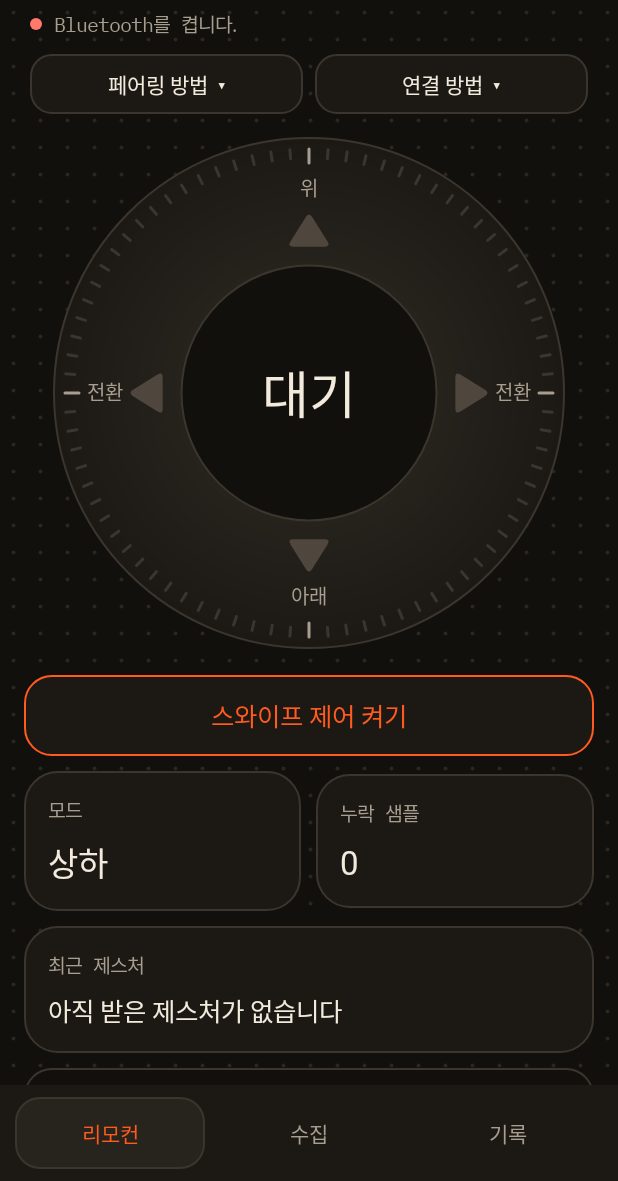
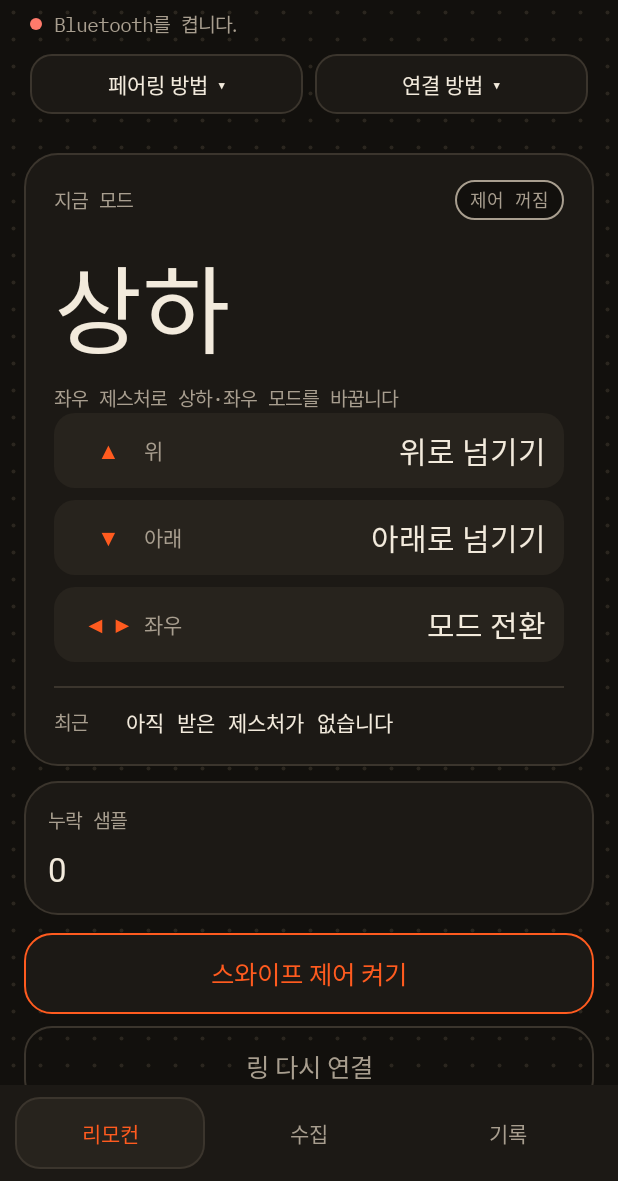
Before and after one commit to HINTRingPilot/RingPilot, an Android app: the screen it shows after launch (MainActivity), on a phone screen of 412 x 824 dp, the part 55-1236 px from its top. Run offline under Robolectric (Android 15) with nearby library versions, the phone set to English and light mode, and no system bars; Roboto replaces fonts that are not available here; 3 statements that could not run were skipped.

Commit message:
Fit the remote screen on one page: drop the dial for a mode card with a gesture map
Co-Authored-By: Claude Opus 5.5 <noreply@anthropic.com>

```diff
--- a/android/app/src/main/java/com/hintringpilot/ringpilot/MainActivity.java
+++ b/android/app/src/main/java/com/hintringpilot/ringpilot/MainActivity.java
@@ -92,6 +92,9 @@ public final class MainActivity extends Activity {
     private TextView missingView;
     private TextView modeView;
     private TextView lastGestureView;
+    private TextView controlView;                       // 리모컨 화면의 제어 상태(제어 중·꺼짐·접근성 필요)
+    private final LinearLayout[] mapRows = new LinearLayout[3];   // 위, 아래, 좌우
+    private final TextView[] mapActions = new TextView[3];
     private View statusDot;
     private int statusDotColor = 0;
     private ScrollView scrollView;
@@ -214,7 +217,11 @@ public final class MainActivity extends Activity {
         pages[0] = createRemotePage();
         pages[1] = createCollectPage();
         pages[2] = createLogPage();
-        for (View page : pages) content.addView(page, matchWidth(16));
+        LinearLayout.LayoutParams fill = new LinearLayout.LayoutParams(ViewGroup.LayoutParams.MATCH_PARENT, 0, 1f);
+        fill.topMargin = dp(12);
+        content.addView(pages[0], fill);  // 리모컨 화면은 남은 높이를 채워 스크롤 없이 한 화면에 든다
+        content.addView(pages[1], matchWidth(16));
+        content.addView(pages[2], matchWidth(16));
 
         scrollView = new ScrollView(this);
         scrollView.setFillViewport(true);
@@ -367,31 +374,119 @@ public final class MainActivity extends Activity {
         return bar;
     }
 
-    /** 평소 쓰는 화면. 스와이프 제어와 지금 상태만 둔다. */
+    /** 평소 쓰는 화면. 지금 모드에서 각 제스처가 하는 일을 크게 보이고, 제스처가 오면 그 줄이 빛난다. */
     private View createRemotePage() {
         LinearLayout page = Ui.column(this);
 
-        swipeButton = Ui.button(this, "스와이프 제어 켜기", Ui.Style.ACCENT_LINE, v -> toggleSwipeControl());
-        page.addView(swipeButton, matchWidth(0));
+        LinearLayout hero = Ui.card(this);
+        hero.setPadding(dp(20), dp(18), dp(20), dp(18));
+        LinearLayout head = Ui.row(this);
+        head.addView(Ui.label(this, "지금 모드"), new LinearLayout.LayoutParams(0, ViewGroup.LayoutParams.WRAP_CONTENT, 1f));
+        controlView = new TextView(this);
+        controlView.setTextSize(12);
+        controlView.setTypeface(Ui.BODY);
+        controlView.setPadding(dp(10), dp(4), dp(10), dp(4));
+        head.addView(controlView);
+        hero.addView(head, matchWidth(0));
 
-        LinearLayout tiles = Ui.row(this);
-        tiles.setBaselineAligned(false);
-        modeView = Ui.readout(this, 22);
+        modeView = Ui.readout(this, 64);
         modeView.setText("상하");
-        tiles.addView(Ui.tile(this, "모드", modeView), weight(0));
+        modeView.setIncludeFontPadding(false);
+        hero.addView(modeView, matchWidth(10));
+        TextView hint = Ui.body(this, 13, Ui.MUTED);
+        hint.setText(Ui.keepWords("좌우 제스처로 상하·좌우 모드를 바꿉니다"));
+        hero.addView(hint, matchWidth(4));
+
+        hero.addView(new View(this), new LinearLayout.LayoutParams(ViewGroup.LayoutParams.MATCH_PARENT, 0, 1f));
+        String[] glyphs = {"▲", "▼", "◀ ▶"};
+        String[] names = {"위", "아래", "좌우"};
+        for (int i = 0; i < 3; i++) {
+            LinearLayout row = Ui.row(this);
+            row.setPadding(dp(12), dp(10), dp(12), dp(10));
+            row.setBackground(Ui.surface(this, Ui.RAISED, 0, 14));
+            TextView glyph = new TextView(this);
+            glyph.setText(glyphs[i]);
+            glyph.setTextColor(Ui.ACCENT);
+            glyph.setTextSize(15);
+            glyph.setGravity(Gravity.CENTER);
+            row.addView(glyph, new LinearLayout.LayoutParams(dp(48), ViewGroup.LayoutParams.WRAP_CONTENT));
+            TextView name = Ui.body(this, 14, Ui.MUTED);
+            name.setText(names[i]);
+            row.addView(name, new LinearLayout.LayoutParams(dp(48), ViewGroup.LayoutParams.WRAP_CONTENT));
+            mapActions[i] = Ui.readout(this, 20);
+            mapActions[i].setGravity(Gravity.END);
+            row.addView(mapActions[i], new LinearLayout.LayoutParams(0, ViewGroup.LayoutParams.WRAP_CONTENT, 1f));
+            mapRows[i] = row;
+            hero.addView(row, matchWidth(i == 0 ? 0 : 8));
+        }
+
+        View divider = new View(this);
+        divider.setBackgroundColor(Ui.LINE);
+        LinearLayout.LayoutParams line = new LinearLayout.LayoutParams(ViewGroup.LayoutParams.MATCH_PARENT, dp(1));
+        line.topMargin = dp(16);
+        hero.addView(divider, line);
+        LinearLayout recent = Ui.row(this);
+        recent.addView(Ui.label(this, "최근"), new LinearLayout.LayoutParams(dp(48), ViewGroup.LayoutParams.WRAP_CONTENT));
+        lastGestureView = Ui.body(this, 14, Ui.TEXT);
+        lastGestureView.setTypeface(Ui.MONO);
+        lastGestureView.setText(Ui.keepWords("아직 받은 제스처가 없습니다"));
+        recent.addView(lastGestureView, new LinearLayout.LayoutParams(0, ViewGroup.LayoutParams.WRAP_CONTENT, 1f));
+        hero.addView(recent, matchWidth(12));
+        page.addView(hero, new LinearLayout.LayoutParams(ViewGroup.LayoutParams.MATCH_PARENT, 0, 1f));
+        updateRemoteMap();
+
         missingView = Ui.readout(this, 22);
         missingView.setText("0");
         LinearLayout missingTile = Ui.tile(this, "누락 샘플", missingView);
         if (!BuildConfig.DEV_TOOLS) missingTile.setVisibility(View.GONE);
-        tiles.addView(missingTile, weight(10));
-        page.addView(tiles, matchWidth(10));
+        page.addView(missingTile, matchWidth(10));
 
-        lastGestureView = Ui.readout(this, 17);
-        lastGestureView.setText(Ui.keepWords("아직 받은 제스처가 없습니다"));
-        page.addView(Ui.tile(this, "최근 제스처", lastGestureView), matchWidth(10));
+        swipeButton = Ui.button(this, "스와이프 제어 켜기", Ui.Style.ACCENT_LINE, v -> toggleSwipeControl());
+        page.addView(swipeButton, matchWidth(12));
+        page.addView(Ui.button(this, "링 다시 연결", Ui.Style.GHOST, v -> connectRing()), matchWidth(8));
+        return page;
+    }
 
-        page.addView(Ui.button(this, "링 다시 연결", Ui.Style.GHOST, v -> connectRing()), matchWidth(10));
-        return page;
+    /** 모드에 따라 위·아래가 하는 일을 바꿔 적는다. */
+    private void updateRemoteMap() {
+        mapActions[0].setText(horizontalMode ? "왼쪽으로 넘기기" : "위로 넘기기");
+        mapActions[1].setText(horizontalMode ? "오른쪽으로 넘기기" : "아래로 넘기기");
+        mapActions[2].setText("모드 전환");
+    }
+
+    /** 받은 제스처의 줄을 잠깐 강조한다. */
+    private void flashRemoteRow(String direction) {
+        int index = "UP".equals(direction) ? 0 : "DOWN".equals(direction) ? 1 : 2;
+        LinearLayout row = mapRows[index];
+        if (row.getTag() instanceof Runnable) row.removeCallbacks((Runnable) row.getTag());
+        row.setBackground(Ui.surface(this, Ui.RAISED, Ui.ACCENT, 14));
+        mapActions[index].setTextColor(Ui.ACCENT);
+        Runnable restore = () -> {
+            row.setBackground(Ui.surface(this, Ui.RAISED, 0, 14));
+            mapActions[index].setTextColor(Ui.TEXT);
+        };
+        row.setTag(restore);
+        row.postDelayed(restore, 700);
+    }
+
+    /** 제어 상태 표시. 접근성이 꺼져 있으면 눈에 띄게 알린다. */
+    private void updateControlView() {
+        String text;
+        int color;
+        if (!swipeControl) {
+            text = "제어 꺼짐";
+            color = Ui.MUTED;
+        } else if (SwipeAccessibilityService.getCurrent() != null) {
+            text = "제어 중";
+            color = Ui.OK;
+        } else {
+            text = "접근성 켜기 필요";
+            color = Ui.WARN;
+        }
+        if (text.contentEquals(controlView.getText())) return;
+        controlView.setText(text);
+        controlView.setTextColor(color);
+        controlView.setBackground(Ui.surface(this, Ui.BG, color, 99));
     }
 
     /** 데이터 수집 화면. 안내 수집이 도는 동안에는 준비용 칸을 접어 다이얼에 집중한다. */
@@ -499,7 +594,7 @@ public final class MainActivity extends Activity {
             tabs[i].setTextColor(selected ? Ui.ACCENT : Ui.MUTED);
             tabs[i].setBackground(selected ? Ui.surface(this, Ui.RAISED, Ui.LINE, 16) : null);
         }
-        dial.setVisibility(index == 2 ? View.GONE : View.VISIBLE);
+        dial.setVisibility(index == 1 ? View.VISIBLE : View.GONE);  // 다이얼은 수집 안내에만 쓴다
         updateDialLabels();
         updateDialSize();
         scrollView.scrollTo(0, 0);
@@ -614,8 +709,8 @@ public final class MainActivity extends Activity {
                 Ui.applyStyle(swipeButton, Ui.Style.PRIMARY);
                 swipeButton.setText("스와이프 제어 끄기");
                 prompt("제어 중");
-                lastGestureView.setText("위 · 0.92 → 스와이프 UP");
-                dial.flash("UP");
+                lastGestureView.setText("UP · 0.92 → 스와이프 UP");
+                flashRemoteRow("UP");
                 break;
         }
         updateProgress();
@@ -718,6 +813,8 @@ public final class MainActivity extends Activity {
         horizontalMode = action.horizontalAfter;
         modeView.setText(horizontalMode ? "좌우" : "상하");
         lastGestureView.setText(String.format(Locale.US, "%s · %.2f → %s", direction, score, result));
+        updateRemoteMap();
+        flashRemoteRow(direction);
         updateDialLabels();
         dial.flash(direction);
     }
@@ -727,6 +824,7 @@ public final class MainActivity extends Activity {
         public void run() {
             String status = connectionText;
             setTextIfChanged(connectionView, Ui.keepWords(status));
+            updateControlView();
             setTextIfChanged(hzView, String.format(Locale.US, "%.0f Hz", client.recentRate()));
             setTextIfChanged(missingView, String.valueOf(client.missingSamples()));
             int color = statusColor(status);
```
Also changed, not shown: 2 other files.
